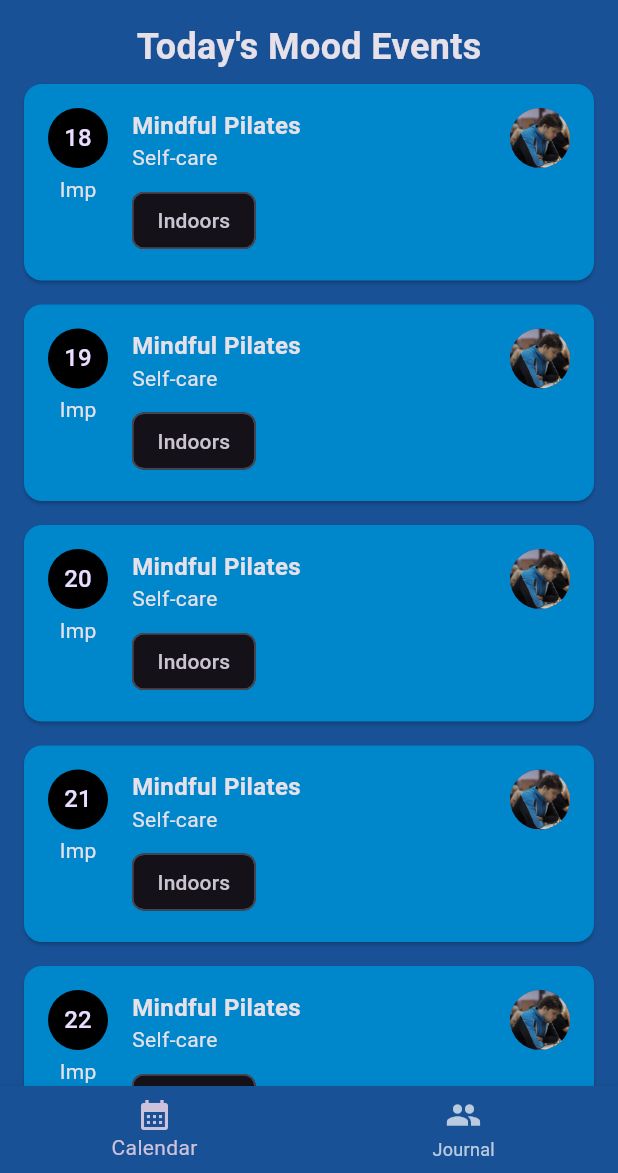
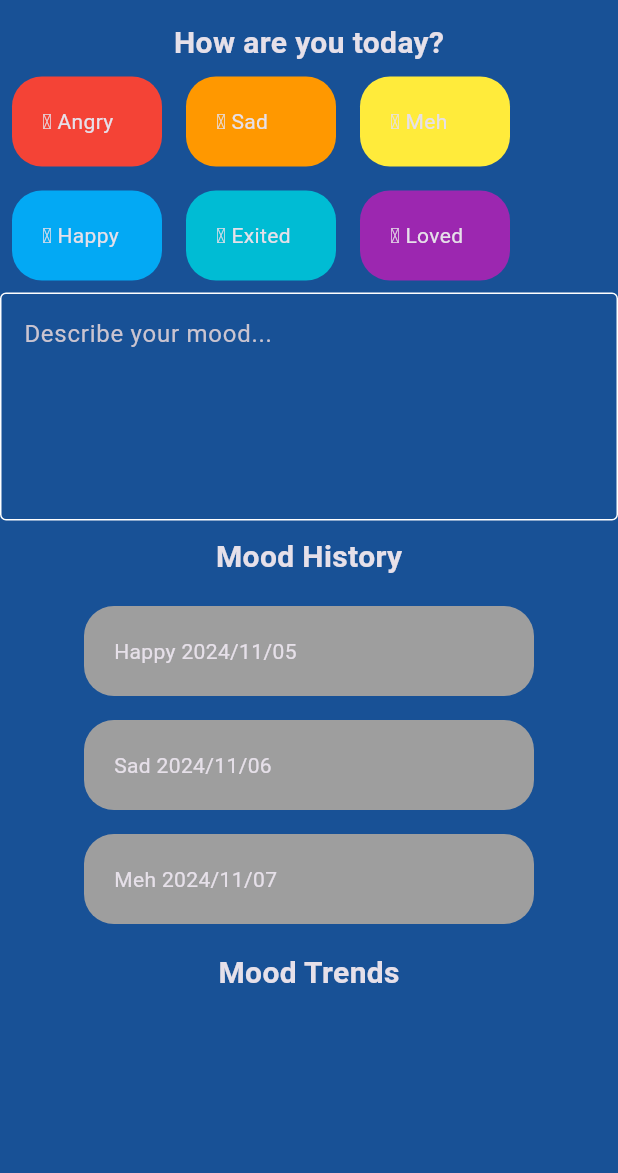
Before and after one commit to Pebber07/CalmWaves, a Flutter app: the screen it shows after launch, on a phone screen of 412 x 824 dp, the part 63-1236 px from its top. Run offline on Flutter 3.47's test engine with Material 3 defaults, Android fonts, the light colour scheme and no system bars; our stand-ins replace firebase_auth, firebase_core, flutter_svg; accounts and stored records are empty.

Commit message:
Created journal_screen.dart, articles_screen.dart, article_detail_screen.dart, article_card.dart

```diff
--- a/lib/main.dart
+++ b/lib/main.dart
@@ -1,6 +1,8 @@
 // import 'package:calmwaves_app/pages/home_screen.dart';
 import 'package:calmwaves_app/firebase_options.dart';
+import 'package:calmwaves_app/pages/articles_screen.dart';
 import 'package:calmwaves_app/pages/home_screen.dart';
+import 'package:calmwaves_app/pages/journal_screen.dart';
 import 'package:calmwaves_app/pages/login_screen.dart';
 // import 'package:calmwaves_app/pages/login_screen.dart';
 import 'package:calmwaves_app/pages/register_screen.dart';
@@ -28,7 +30,7 @@
       theme: ThemeData.dark().copyWith(
         scaffoldBackgroundColor: Pallete.backgroundColor,
       ),
-      home: const HomeScreen(), // StreamBuilder(
+      home: const JournalScreen(), // StreamBuilder(
       //   stream: FirebaseAuth.instance.authStateChanges(),
       //   builder: (context, snapshot) {
       //     if (snapshot.connectionState == ConnectionState.waiting) {
--- /dev/null
+++ b/lib/pages/journal_screen.dart
@@ -0,0 +1,120 @@
+import "package:calmwaves_app/widgets/custom_app_bar.dart";
+import "package:calmwaves_app/widgets/feeling_card.dart";
+import "package:calmwaves_app/widgets/gradient_button.dart";
+import "package:flutter/material.dart";
+
+class JournalScreen extends StatelessWidget {
+  const JournalScreen({super.key});
+
+  @override
+  Widget build(BuildContext context) {
+    return const Scaffold(
+      appBar: CustomAppBar(),
+      body: SingleChildScrollView(
+        child: Center(
+          child: Column(
+            children: [
+              Text(
+                "How are you today?",
+                style: TextStyle(
+                  fontWeight: FontWeight.bold,
+                  fontSize: 20,
+                ),
+              ),
+              Row(
+                children: [
+                  FeelingCard(
+                    caption: "Angry",
+                    cardColor: Colors.red,
+                    emoji: "\ud83d\ude20",
+                    cardWidth: 100,
+                  ),
+                  FeelingCard(
+                    caption: "Sad",
+                    cardColor: Colors.orange,
+                    emoji: "\ud83d\ude41",
+                    cardWidth: 100,
+                  ),
+                  FeelingCard(
+                    caption: "Meh",
+                    cardColor: Colors.yellow,
+                    emoji: "\ud83d\ude10",
+                    cardWidth: 100,
+                  ),
+                ],
+              ), // I could create an Enum for this.
+              Row(
+                children: [
+                  FeelingCard(
+                    caption: "Happy",
+                    cardColor: Colors.lightBlue,
+                    emoji: "\ud83d\ude0a",
+                    cardWidth: 100,
+                  ),
+                  FeelingCard(
+                    caption: "Exited",
+                    cardColor: Colors.cyan,
+                    emoji: "\ud83d\ude04",
+                    cardWidth: 100,
+                  ),
+                  FeelingCard(
+                    caption: "Loved",
+                    cardColor: Colors.purple,
+                    emoji: "\ud83d\ude0d",
+                    cardWidth: 100,
+                  ),
+                ],
+              ),
+              TextField(
+                maxLines: 5,
+                decoration: InputDecoration(
+                  hintText: "Describe your mood...",
+                  enabledBorder: OutlineInputBorder(
+                    borderSide: BorderSide(color: Colors.white),
+                  ),
+                  focusedBorder: OutlineInputBorder(
+                    borderSide: BorderSide(color: Colors.white, width: 1.0),
+                  ),
+                ),
+              ),
+              SizedBox(
+                height: 10,
+              ),
+              Text(
+                "Mood History",
+                style: TextStyle(fontWeight: FontWeight.bold, fontSize: 20),
+              ),
+              SizedBox(
+                height: 10,
+              ),
+              FeelingCard(
+                  caption: "2024/11/05",
+                  cardColor: Colors.grey,
+                  emoji: "Happy",
+                  cardWidth: 300),
+              FeelingCard(
+                  caption: "2024/11/06",
+                  cardColor: Colors.grey,
+                  emoji: "Sad",
+                  cardWidth: 300),
+              FeelingCard(
+                  caption: "2024/11/07",
+                  cardColor: Colors.grey,
+                  emoji: "Meh",
+                  cardWidth: 300),
+              SizedBox(
+                height: 10,
+              ),
+              Text(
+                "Mood Trends",
+                style: TextStyle(fontWeight: FontWeight.bold, fontSize: 20),
+              ),
+              // Todo: Create a diagram here.
+              //GradientButton(onPressed: (){print("Requested Peronalized Advice");}, text: "Request Personalized Advice"),
+            ],
+          ),
+        ),
+      ),
+    );
+  }
+}
--- /dev/null
+++ b/lib/widgets/feeling_card.dart
@@ -0,0 +1,34 @@
+import "package:flutter/material.dart";
+
+class FeelingCard extends StatelessWidget {
+  final String caption;
+  final Color cardColor;
+  final String emoji;
+  final double cardWidth;
+  const FeelingCard(
+      {super.key,
+      required this.caption,
+      required this.cardColor,
+      required this.emoji,
+      required this.cardWidth});
+
+  @override
+  Widget build(BuildContext context) {
+    return Container(
+      margin: const EdgeInsets.all(
+          8), // make it close to each other (journal_screen)
+      padding: const EdgeInsets.all(20),
+      width: cardWidth,
+      decoration: BoxDecoration(
+        color: cardColor,
+        borderRadius: BorderRadius.circular(20),
+      ),
+      child: Column(
+        crossAxisAlignment: CrossAxisAlignment.start,
+        children: [
+          Text("$emoji $caption"),
+        ],
+      ),
+    );
+  }
+}
```
Also changed, not shown: lib/pages/article_detail_screen.dart (added, +28 -0 lines), lib/pages/articles_screen.dart (added, +117 -0 lines), lib/widgets/article_card.dart (added, +58 -0 lines).
